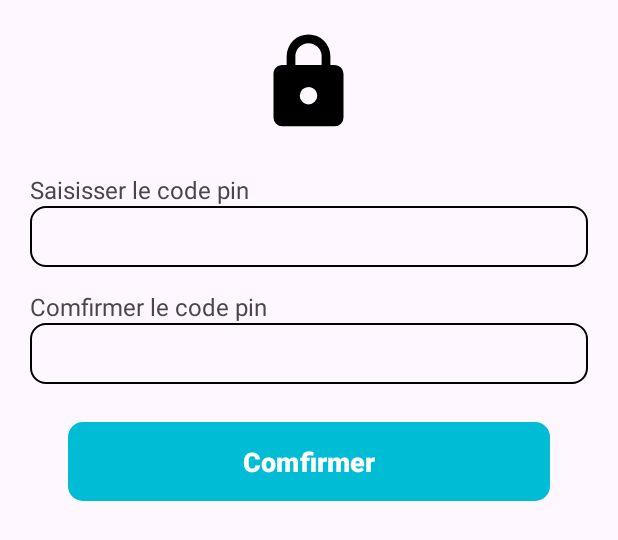
After one commit to drisco/Locabill, an Android app: the layout codepopup.xml on its own in the app's theme, with its tools: preview values and no code run, on a phone screen of 412 x 824 dp. The commit adds this screen. Shown: the top 540 px of the screen. Run offline under Robolectric (Android 15) with nearby library versions, the phone set to English and light mode, and no system bars.

```diff
--- a/app/src/main/java/com/example/notificationapp/List_of_tenants.java
+++ b/app/src/main/java/com/example/notificationapp/List_of_tenants.java
@@ -142,9 +142,9 @@ public class List_of_tenants extends AppCompatActivity implements ListeTenantAda
                     popup.getWindow().setBackgroundDrawable(new ColorDrawable(Color.TRANSPARENT));
                     popup.show();
                     DatabaseReference localiteReference = databaseReference.child(idAdmin).child(user.getLocalite());
-                    localiteReference.removeValue();
-                    startActivity(new Intent(List_of_tenants.this,MainActivity.class));
-                    finish();
+                    //localiteReference.removeValue();
+                    /*startActivity(new Intent(List_of_tenants.this,MainActivity.class));
+                    finish();*/
                 }
             });
             pop.setNegativeButton("Non", new DialogInterface.OnClickListener() {
--- a/app/src/main/java/com/example/notificationapp/RegisterAdmin.java
+++ b/app/src/main/java/com/example/notificationapp/RegisterAdmin.java
@@ -35,7 +35,7 @@ public class RegisterAdmin extends AppCompatActivity {
     int incr;
     PopusCostum popusCostum;
     PopupRegister popup;
-    DatabaseReference databaseReference;
+    DatabaseReference databaseReference ;
 
     SharedPreferences sharedPreferences;
     SharedPreferences.Editor editor;
--- /dev/null
+++ b/app/src/main/res/drawable/dial.xml
@@ -0,0 +1,5 @@
+<vector android:height="24dp" android:tint="#3279A8"
+    android:viewportHeight="24" android:viewportWidth="24"
+    android:width="24dp" xmlns:android="http://schemas.android.com/apk/res/android">
+    <path android:fillColor="@android:color/white" android:pathData="M12,19c-1.1,0 -2,0.9 -2,2s0.9,2 2,2 2,-0.9 2,-2 -0.9,-2 -2,-2zM6,1c-1.1,0 -2,0.9 -2,2s0.9,2 2,2 2,-0.9 2,-2 -0.9,-2 -2,-2zM6,7c-1.1,0 -2,0.9 -2,2s0.9,2 2,2 2,-0.9 2,-2 -0.9,-2 -2,-2zM6,13c-1.1,0 -2,0.9 -2,2s0.9,2 2,2 2,-0.9 2,-2 -0.9,-2 -2,-2zM18,5c1.1,0 2,-0.9 2,-2s-0.9,-2 -2,-2 -2,0.9 -2,2 0.9,2 2,2zM12,13c-1.1,0 -2,0.9 -2,2s0.9,2 2,2 2,-0.9 2,-2 -0.9,-2 -2,-2zM18,13c-1.1,0 -2,0.9 -2,2s0.9,2 2,2 2,-0.9 2,-2 -0.9,-2 -2,-2zM18,7c-1.1,0 -2,0.9 -2,2s0.9,2 2,2 2,-0.9 2,-2 -0.9,-2 -2,-2zM12,7c-1.1,0 -2,0.9 -2,2s0.9,2 2,2 2,-0.9 2,-2 -0.9,-2 -2,-2zM12,1c-1.1,0 -2,0.9 -2,2s0.9,2 2,2 2,-0.9 2,-2 -0.9,-2 -2,-2z"/>
+</vector>
--- /dev/null
+++ b/app/src/main/res/drawable/notifi.xml
@@ -0,0 +1,5 @@
+<vector android:height="24dp" android:tint="#3279A8"
+    android:viewportHeight="24" android:viewportWidth="24"
+    android:width="24dp" xmlns:android="http://schemas.android.com/apk/res/android">
+    <path android:fillColor="@android:color/white" android:pathData="M12,22c1.1,0 2,-0.9 2,-2h-4c0,1.1 0.89,2 2,2zM18,16v-5c0,-3.07 -1.64,-5.64 -4.5,-6.32L13.5,4c0,-0.83 -0.67,-1.5 -1.5,-1.5s-1.5,0.67 -1.5,1.5v0.68C7.63,5.36 6,7.92 6,11v5l-2,2v1h16v-1l-2,-2z"/>
+</vector>
--- /dev/null
+++ b/app/src/main/res/layout/alertpopup.xml
@@ -0,0 +1,6 @@
+<?xml version="1.0" encoding="utf-8"?>
+<androidx.constraintlayout.widget.ConstraintLayout xmlns:android="http://schemas.android.com/apk/res/android"
+    android:layout_width="match_parent"
+    android:layout_height="match_parent">
+
+</androidx.constraintlayout.widget.ConstraintLayout>
--- /dev/null
+++ b/app/src/main/res/layout/codepopup.xml
@@ -0,0 +1,70 @@
+<?xml version="1.0" encoding="utf-8"?>
+<RelativeLayout xmlns:android="http://schemas.android.com/apk/res/android"
+    android:layout_width="match_parent"
+    android:layout_height="match_parent">
+    <LinearLayout
+        android:layout_width="match_parent"
+        android:layout_height="wrap_content"
+        android:layout_margin="20dp"
+        android:orientation="vertical">
+        <ImageView
+            android:layout_width="70dp"
+            android:layout_height="70dp"
+            android:layout_gravity="center"
+            android:src="@drawable/lock"/>
+        <TextView
+            android:id="@+id/textViewNom"
+            android:layout_width="wrap_content"
+            android:layout_height="wrap_content"
+            android:layout_marginTop="25dp"
+            android:textSize="16dp"
+            android:text="Saisisser le code pin"/>
+
+        <EditText
+            android:id="@+id/editTex"
+            android:layout_width="match_parent"
+            android:background="@drawable/border_black"
+            android:layout_height="wrap_content"
+            android:padding="8dp"
+            android:gravity="end"
+            android:layout_below="@id/textViewNom"
+            android:inputType="text"/>
+
+        <TextView
+            android:id="@+id/textViewNom1"
+            android:layout_width="wrap_content"
+            android:layout_height="wrap_content"
+            android:layout_marginTop="15dp"
+            android:textSize="16dp"
+            android:text="Comfirmer le code pin"/>
+
+        <EditText
+            android:id="@+id/editTex1"
+            android:layout_width="match_parent"
+            android:background="@drawable/border_black"
+            android:layout_height="wrap_content"
+            android:padding="8dp"
+            android:gravity="end"
+            android:layout_below="@id/textViewNom"
+            android:inputType="text"/>
+
+        <Button
+            android:id="@+id/btnVal"
+            android:layout_width="match_parent"
+            android:layout_height="wrap_content"
+            android:layout_below="@id/editTextAvance"
+            android:layout_centerHorizontal="true"
+            android:layout_marginStart="25dp"
+            android:layout_marginTop="25dp"
+            android:layout_marginEnd="25dp"
+            android:layout_marginBottom="25dp"
+            android:padding="10dp"
+            android:elevation="2dp"
+            android:background="@drawable/select_icon_botton"
+            android:text="Comfirmer"
+            android:backgroundTint="@color/black"
+            android:textSize="18dp"
+            android:textStyle="bold" />
+    </LinearLayout>
+
+</RelativeLayout>
--- /dev/null
+++ b/app/src/main/res/layout/editadminpopup.xml
@@ -0,0 +1,6 @@
+<?xml version="1.0" encoding="utf-8"?>
+<androidx.constraintlayout.widget.ConstraintLayout xmlns:android="http://schemas.android.com/apk/res/android"
+    android:layout_width="match_parent"
+    android:layout_height="match_parent">
+
+</androidx.constraintlayout.widget.ConstraintLayout>
```
Also changed, not shown: app/src/main/java/com/example/notificationapp/DetailAdmin.java (+65 -2 lines), app/src/main/java/com/example/notificationapp/Login.java (+25 -18 lines), app/src/main/java/com/example/notificationapp/LoginAdmin.java (+38 -3 lines), app/src/main/java/com/example/notificationapp/models/Model_code_pin.java (added, +25 -0 lines), app/src/main/res/layout/activity_detail_admin.xml (+96 -13 lines).
